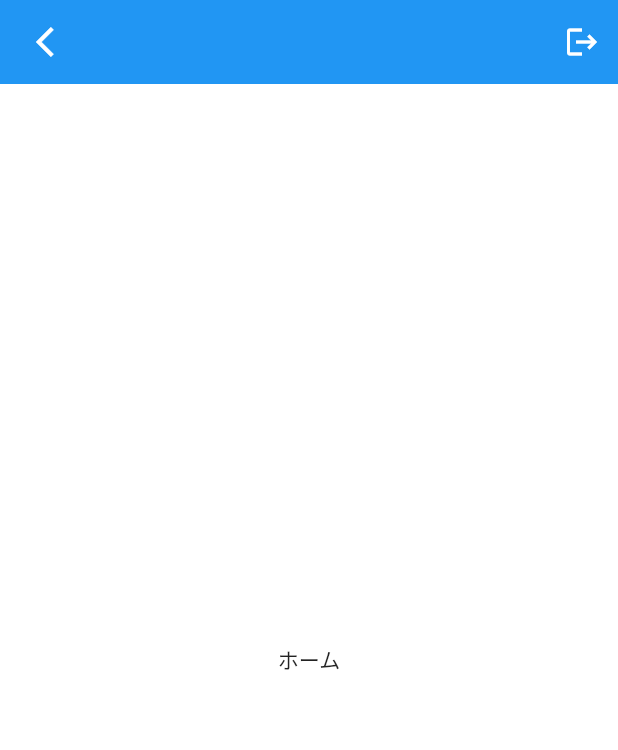
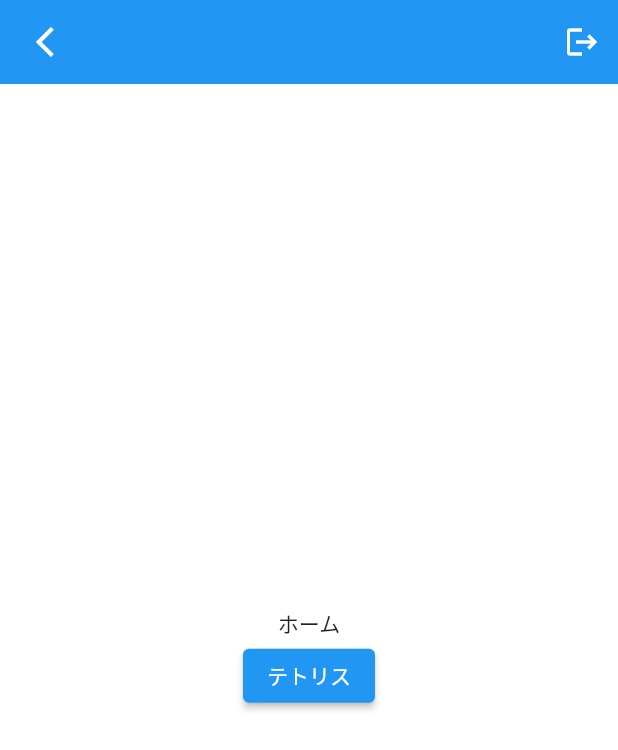
Before and after one commit to Umigishi-Aoi/okina_honban, a Flutter app: the screen it shows once a user with an empty profile is signed in, on a phone screen of 412 x 824 dp. Shown: the top 750 px of the screen. Run offline on Flutter 3.47's test engine with Material 2 defaults, Android fonts, the phone set to English and light mode, and no system bars; our stand-ins replace flutter_hooks, freezed_annotation, go_router, hooks_riverpod, supabase_flutter; accounts and stored records are empty; network calls fail.

```diff
--- a/lib/ui/home/home_page.dart
+++ b/lib/ui/home/home_page.dart
@@ -1,7 +1,10 @@
 import 'package:flutter/material.dart';
+import 'package:go_router/go_router.dart';
 import 'package:hooks_riverpod/hooks_riverpod.dart';
 import 'package:okina_honban/ui/base/base.dart';
 import 'package:okina_honban/ui/home/home_view_model.dart';
+
+import '../../router/router_path.dart';
 
 class HomePage extends HookConsumerWidget {
   const HomePage({super.key});
@@ -23,11 +26,20 @@
   Widget _buildBody() {
     return Column(
       mainAxisAlignment: MainAxisAlignment.center,
-      children: [_buildText()],
+      children: [_buildText(), _buildGoToGamePageButton()],
     );
   }
 
   Widget _buildText() {
     return const Center(child: Text('ホーム'));
   }
+
+  Widget _buildGoToGamePageButton() {
+    return Builder(builder: (context) {
+      return ElevatedButton(
+        onPressed: () => context.go(gamePath),
+        child: const Text('テトリス'),
+      );
+    });
+  }
 }
```
Also changed, not shown: lib/ui/game/component/t_box_widget.dart (+7 -1 lines), lib/ui/game/game_page.dart (+15 -5 lines).
